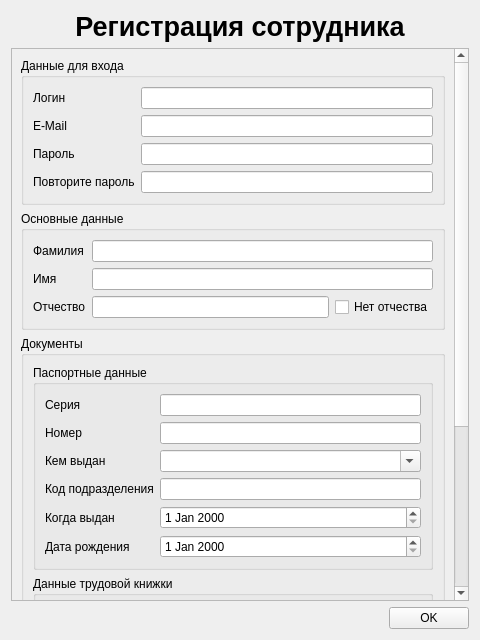
Above: empreg.ui from FlerkenArtem/SocialPaymentAssistant before the change. Below: the same form after it.
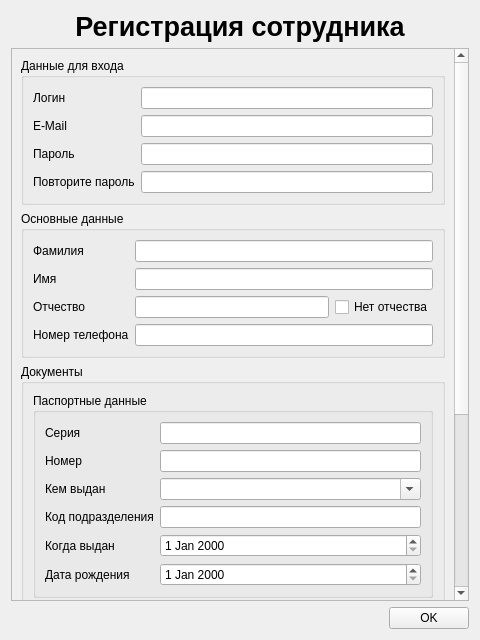
That is the form after the change. Icons and pictures are not drawn.

The edit to the form file:
```diff
--- a/empreg.ui
+++ b/empreg.ui
@@ -42,9 +42,9 @@
       <property name="geometry">
        <rect>
         <x>0</x>
-        <y>0</y>
+        <y>-527</y>
         <width>439</width>
-        <height>995</height>
+        <height>1058</height>
        </rect>
       </property>
       <layout class="QVBoxLayout" name="verticalLayout_2">
@@ -86,6 +86,9 @@
             <property name="maxLength">
              <number>20</number>
             </property>
+            <property name="echoMode">
+             <enum>QLineEdit::EchoMode::Password</enum>
+            </property>
            </widget>
           </item>
           <item row="3" column="0">
@@ -100,6 +103,9 @@
             <property name="maxLength">
              <number>20</number>
             </property>
+            <property name="echoMode">
+             <enum>QLineEdit::EchoMode::Password</enum>
+            </property>
            </widget>
           </item>
          </layout>
@@ -121,24 +127,24 @@
           <item row="0" column="1">
            <widget class="QLineEdit" name="surname"/>
           </item>
-          <item row="1" column="0">
+          <item row="2" column="0">
            <widget class="QLabel" name="label_3">
             <property name="text">
              <string>Имя</string>
             </property>
            </widget>
           </item>
-          <item row="1" column="1">
+          <item row="2" column="1">
            <widget class="QLineEdit" name="name"/>
           </item>
-          <item row="2" column="0">
+          <item row="4" column="0">
            <widget class="QLabel" name="label_2">
             <property name="text">
              <string>Отчество</string>
             </property>
            </widget>
           </item>
-          <item row="2" column="1">
+          <item row="4" column="1">
            <layout class="QHBoxLayout" name="horizontalLayout_2">
             <item>
              <widget class="QLineEdit" name="patronymic"/>
@@ -152,6 +158,16 @@
             </item>
            </layout>
           </item>
+          <item row="6" column="0">
+           <widget class="QLabel" name="label_21">
+            <property name="text">
+             <string>Номер телефона</string>
+            </property>
+           </widget>
+          </item>
+          <item row="6" column="1">
+           <widget class="QLineEdit" name="phone"/>
+          </item>
          </layout>
         </widget>
        </item>
@@ -293,7 +309,7 @@
              </widget>
             </item>
             <item>
-             <widget class="QLineEdit" name="lineEdit_6">
+             <widget class="QLineEdit" name="inn">
               <property name="maxLength">
                <number>15</number>
               </property>
```
